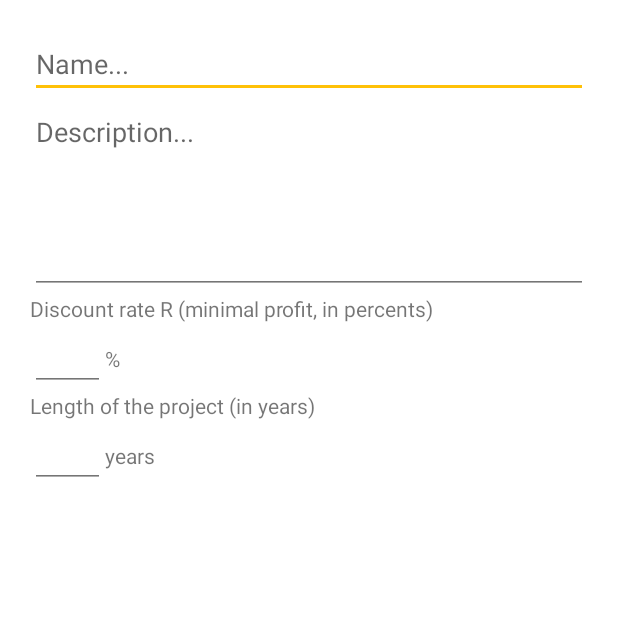
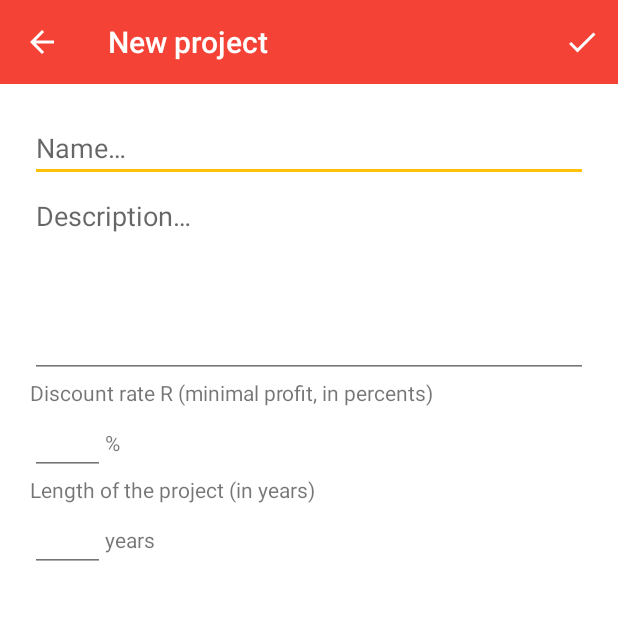
Before and after one commit to Yariko-chan/Education, an Android app: the screen it shows after launch (AddProjectActivity), after a tap on an icon or button, on a phone screen of 412 x 824 dp, the top half of it. Run offline under Robolectric (Android 15) with nearby library versions, the phone set to English and light mode, and no system bars; our stand-ins replace Room's generated code; libraries missing offline, so code that uses them is left out: android.arch.persistence.

Commit message:
edit activity template

```diff
--- a/PSP/EasyInvest/app/src/main/java/com/example/diana/easyinvest/view/AddProjectActivity.java
+++ b/PSP/EasyInvest/app/src/main/java/com/example/diana/easyinvest/view/AddProjectActivity.java
@@ -13,9 +13,14 @@ import android.widget.TextView;
 
 import com.example.diana.easyinvest.R;
 
-public class AddProjectActivity extends BaseActivity implements View.OnKeyListener {
+public class AddProjectActivity extends EditActivity implements View.OnKeyListener {
 
     private EditText yearsEt;
+
+    @Override
+    protected int getScreenTitle() {
+        return R.string.add_project_title;
+    }
 
     @Override
     protected void onCreate(Bundle savedInstanceState) {
@@ -27,7 +32,6 @@ public class AddProjectActivity extends BaseActivity implements View.OnKeyListen
 
     public static void startActivity(Context context) {
         Intent intent = new Intent(context, AddProjectActivity.class);
-//        intent.setFlags()
         context.startActivity(intent);
     }
 
@@ -56,4 +60,14 @@ public class AddProjectActivity extends BaseActivity implements View.OnKeyListen
         }
         return false;
     }
+
+    @Override
+    protected boolean checkCorrectness() {
+        return true;
+    }
+
+    @Override
+    protected void save() {
+
+    }
 }
--- /dev/null
+++ b/PSP/EasyInvest/app/src/main/java/com/example/diana/easyinvest/view/EditActivity.java
@@ -0,0 +1,53 @@
+package com.example.diana.easyinvest.view;
+
+import android.support.annotation.StringRes;
+import android.support.v7.app.ActionBar;
+import android.support.v7.widget.Toolbar;
+import android.view.Menu;
+import android.view.MenuInflater;
+import android.view.MenuItem;
+
+import com.example.diana.easyinvest.R;
+
+public abstract class EditActivity extends BaseActivity {
+
+    @Override
+    protected void onStart() {
+        super.onStart();
+        Toolbar toolbar = findViewById(R.id.toolbar);
+        toolbar.setOnMenuItemClickListener(this::onOptionsItemSelected);
+        setSupportActionBar(toolbar);
+        ActionBar actionbar = getSupportActionBar();
+        actionbar.setDisplayHomeAsUpEnabled(true);
+        actionbar.setHomeAsUpIndicator(R.drawable.ic_menu_back);
+        actionbar.setTitle(getScreenTitle());
+    }
+
+    @Override
+    public boolean onCreateOptionsMenu(Menu menu) {
+        MenuInflater inflater = getMenuInflater();
+        inflater.inflate(R.menu.save_menu, menu);
+        return true;
+    }
+
+    public boolean onOptionsItemSelected(MenuItem item) {
+        switch (item.getItemId()) {
+            case android.R.id.home:
+                finish();
+                return true;
+            case R.id.action_save:
+                if (checkCorrectness()) {
+                    save();
+                    finish();
+                }
+                return true;
+        }
+        return super.onOptionsItemSelected(item);
+    }
+
+    @StringRes
+    protected abstract int getScreenTitle();
+
+    protected abstract boolean checkCorrectness();
+    protected abstract void save();
+}
--- a/PSP/EasyInvest/app/src/main/java/com/example/diana/easyinvest/view/NavMenuActivity.java
+++ b/PSP/EasyInvest/app/src/main/java/com/example/diana/easyinvest/view/NavMenuActivity.java
@@ -22,6 +22,8 @@ public abstract class NavMenuActivity extends BaseActivity implements Navigation
         navigationView.setNavigationItemSelectedListener(this);
 
         Toolbar toolbar = findViewById(R.id.toolbar);
+        int white = getResources().getColor(R.color.colorWhiteText);
+        toolbar.setTitleTextColor(white);
         setSupportActionBar(toolbar);
         ActionBar actionbar = getSupportActionBar();
         actionbar.setDisplayHomeAsUpEnabled(true);
@@ -31,12 +33,8 @@ public abstract class NavMenuActivity extends BaseActivity implements Navigation
     @Override
     public boolean onNavigationItemSelected(@NonNull MenuItem item) {
         item.setChecked(true);
-        // close drawer when item is tapped
         mDrawerLayout.closeDrawers();
-
-        // Add code here to update the UI based on the item selected
-        // For example, swap UI fragments here
-
+        // todo switch between activities
         return true;
     }
 
--- /dev/null
+++ b/PSP/EasyInvest/app/src/main/res/drawable/ic_menu_back.xml
@@ -0,0 +1,5 @@
+<vector android:height="24dp" android:tint="#FFFFFF"
+    android:viewportHeight="24.0" android:viewportWidth="24.0"
+    android:width="24dp" xmlns:android="http://schemas.android.com/apk/res/android">
+    <path android:fillColor="#FF000000" android:pathData="M20,11H7.83l5.59,-5.59L12,4l-8,8 8,8 1.41,-1.41L7.83,13H20v-2z"/>
+</vector>
--- /dev/null
+++ b/PSP/EasyInvest/app/src/main/res/drawable/ic_menu_save.xml
@@ -0,0 +1,5 @@
+<vector android:height="24dp" android:tint="#FFFFFF"
+    android:viewportHeight="24.0" android:viewportWidth="24.0"
+    android:width="24dp" xmlns:android="http://schemas.android.com/apk/res/android">
+    <path android:fillColor="#FF000000" android:pathData="M9,16.2L4.8,12l-1.4,1.4L9,19 21,7l-1.4,-1.4L9,16.2z"/>
+</vector>
--- a/PSP/EasyInvest/app/src/main/res/layout/activity_add_project.xml
+++ b/PSP/EasyInvest/app/src/main/res/layout/activity_add_project.xml
@@ -1,8 +1,17 @@
 <?xml version="1.0" encoding="utf-8"?>
-<android.support.constraint.ConstraintLayout
+<LinearLayout
     xmlns:android="http://schemas.android.com/apk/res/android"
     xmlns:app="http://schemas.android.com/apk/res-auto"
     xmlns:tools="http://schemas.android.com/tools"
+    android:layout_width="match_parent"
+    android:layout_height="match_parent"
+    android:orientation="vertical">
+
+    <android.support.v7.widget.Toolbar
+        android:id="@+id/toolbar"
+        style="@style/Actionbar"/>
+
+    <android.support.constraint.ConstraintLayout
         android:layout_width="match_parent"
         android:layout_height="match_parent"
         tools:context=".view.AddProjectActivity"
@@ -109,3 +118,5 @@
 
 
     </android.support.constraint.ConstraintLayout>
+
+</LinearLayout>
--- a/PSP/EasyInvest/app/src/main/res/layout/activity_main.xml
+++ b/PSP/EasyInvest/app/src/main/res/layout/activity_main.xml
@@ -14,10 +14,7 @@
 
         <android.support.v7.widget.Toolbar
             android:id="@+id/toolbar"
-            android:layout_width="match_parent"
-            android:layout_height="?attr/actionBarSize"
-            android:background="?attr/colorPrimary"
-            android:theme="@style/ThemeOverlay.AppCompat.ActionBar" />
+            style="@style/Actionbar" />
 
         <android.support.constraint.ConstraintLayout
             xmlns:android="http://schemas.android.com/apk/res/android"
@@ -25,8 +22,7 @@
             xmlns:tools="http://schemas.android.com/tools"
             android:layout_width="match_parent"
             android:layout_height="match_parent"
-            android:padding="20dp"
-            tools:context=".view.MainActivity">
+            android:padding="20dp">
 
             <android.support.v7.widget.RecyclerView
                 android:id="@+id/list"
--- /dev/null
+++ b/PSP/EasyInvest/app/src/main/res/menu/save_menu.xml
@@ -0,0 +1,10 @@
+<?xml version="1.0" encoding="utf-8"?>
+<menu xmlns:android="http://schemas.android.com/apk/res/android"
+    xmlns:app="http://schemas.android.com/apk/res-auto">
+    <item
+        android:id="@+id/action_save"
+        android:title="@string/save"
+        android:icon="@drawable/ic_menu_save"
+        android:orderInCategory="1"
+        app:showAsAction="always"/>
+</menu>
--- a/PSP/EasyInvest/app/src/main/res/values/strings.xml
+++ b/PSP/EasyInvest/app/src/main/res/values/strings.xml
@@ -1,11 +1,17 @@
 <resources>
     <string name="app_name" translatable="false">EasyInvest</string>
-    <string name="name">Name...</string>
-    <string name="description">Description...</string>
+
+    <!--AddProjectActivity-->
+    <string name="add_project_title">New project</string>
+    <string name="name">Name…</string>
+    <string name="description">Description…</string>
     <string name="project_length">Length of the project (in years)</string>
     <string name="r_description">Discount rate R (minimal profit, in percents)</string>
     <string name="enter_money_flow">Enter money flow values for each year:</string>
     <string name="year_num">Year %d</string>
     <string name="years">years</string>
     <string name="percent" translatable="false">%</string>
+
+    <!--Edit actionbar-->
+    <string name="save">Save</string>
 </resources>
--- a/PSP/EasyInvest/app/src/main/res/values/styles.xml
+++ b/PSP/EasyInvest/app/src/main/res/values/styles.xml
@@ -9,8 +9,8 @@
         <item name="android:textColorSecondary">@color/colorSecondaryText</item>
         <item name="android:textColorPrimaryInverse">@color/colorWhiteText</item>
 
-        <!--<item name="android:textAppearanceMedium">@style/DefaultText</item>-->
-        <!--<item name="android:editTextStyle">@style/DefaultText</item>-->
+        <item name="android:textAppearanceMedium">@style/DefaultText</item>
+        <item name="android:editTextStyle">@style/DefaultText</item>
     </style>
 
     <style name="DefaultText" parent="@android:style/TextAppearance.Medium">
@@ -21,4 +21,12 @@
         <item name="android:textAlignment">viewStart</item>
     </style>
 
+    <style name="Actionbar">
+        <item name="android:layout_width">match_parent</item>
+        <item name="android:layout_height">?attr/actionBarSize</item>
+        <item name="android:background">?attr/colorPrimary</item>
+        <item name="android:theme">@style/ThemeOverlay.AppCompat.ActionBar</item>
+        <item name="titleTextColor">@color/colorWhiteText</item>
+    </style>
+
 </resources>
```
Also changed, not shown: 1 other file. Lines whose indentation alone changed are shown as unchanged.
